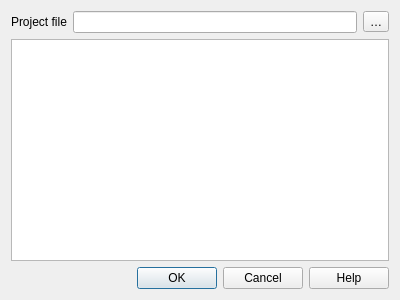
carsmie/QGIS, file src/ui/qgsprojectlayergroupdialogbase.ui: the form before one commit.
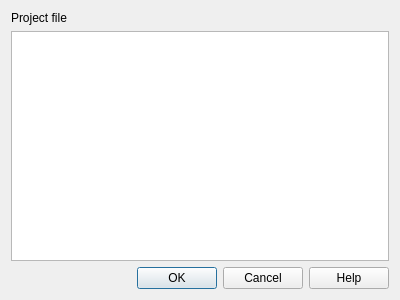
The form after the commit. Custom widgets are drawn as their Qt base class.

Commit message:
Embed Layers Dialog UI fixes
- Use a QgsFileWidget
- Disable OK button when no layers are selected

The edit to the form file:
```diff
--- a/src/ui/qgsprojectlayergroupdialogbase.ui
+++ b/src/ui/qgsprojectlayergroupdialogbase.ui
@@ -15,7 +15,7 @@
   </property>
   <layout class="QGridLayout" name="gridLayout">
    <item row="0" column="0">
-    <layout class="QHBoxLayout" name="horizontalLayout">
+    <layout class="QHBoxLayout" name="horizontalLayout" stretch="0,1">
      <item>
       <widget class="QLabel" name="mProjectFileLabel">
        <property name="text">
@@ -24,12 +24,9 @@
       </widget>
      </item>
      <item>
-      <widget class="QLineEdit" name="mProjectFileLineEdit"/>
-     </item>
-     <item>
-      <widget class="QToolButton" name="mBrowseFileToolButton">
-       <property name="text">
-        <string>…</string>
+      <widget class="QgsFileWidget" name="mProjectFileWidget" native="true">
+       <property name="focusPolicy">
+        <enum>Qt::StrongFocus</enum>
        </property>
       </widget>
      </item>
@@ -63,6 +60,12 @@
    <extends>QTreeView</extends>
    <header>qgslayertreeview.h</header>
   </customwidget>
+  <customwidget>
+   <class>QgsFileWidget</class>
+   <extends>QWidget</extends>
+   <header>qgsfilewidget.h</header>
+   <container>1</container>
+  </customwidget>
  </customwidgets>
  <tabstops>
   <tabstop>mProjectFileLineEdit</tabstop>
```
Left out of the diff: 4 changed lines with no effect on the pictures. The commit also changes 2 other files.
